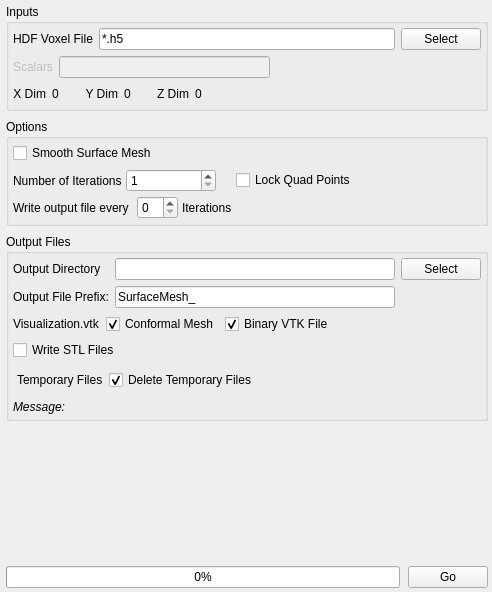
This is Source/Plugins/SurfaceMesh/UI/SurfaceMeshWidget.ui in BlueQuartzSoftware/DREAM3D as Qt 5 draws it before an edit. The edited form follows.
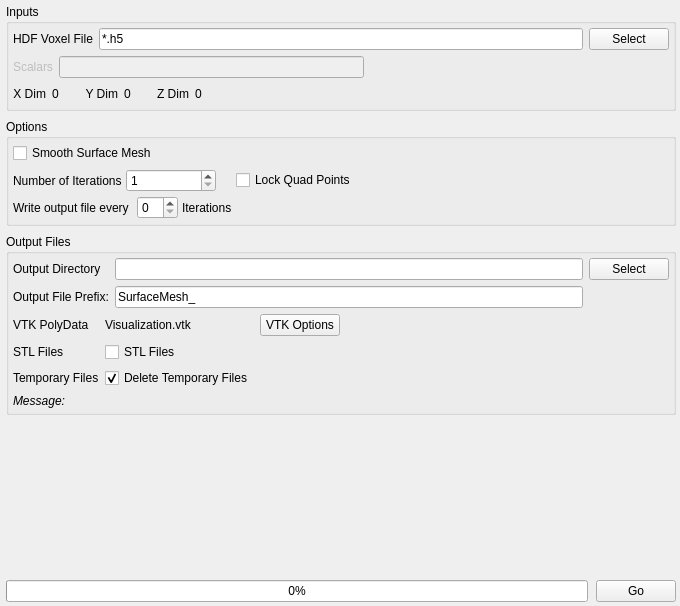
This is the edited form. Custom widgets are drawn as their Qt base class.

Commit message: Adjusting the UI of the Surface Meshing Plugin to better organize the output file options. STL output files are now named with the output prefix in addition to their grain number.

Diff of the .ui file:
```diff
--- a/Source/Plugins/SurfaceMesh/UI/SurfaceMeshWidget.ui
+++ b/Source/Plugins/SurfaceMesh/UI/SurfaceMeshWidget.ui
@@ -6,8 +6,8 @@
    <rect>
     <x>0</x>
     <y>0</y>
-    <width>492</width>
-    <height>592</height>
+    <width>680</width>
+    <height>606</height>
    </rect>
   </property>
   <property name="windowTitle">
@@ -396,41 +396,8 @@
        </layout>
       </item>
       <item>
-       <layout class="QHBoxLayout" name="horizontalLayout_3">
-        <item>
-         <widget class="QLabel" name="m_VisualizationVizFile">
-          <property name="text">
-           <string>Visualization.vtk</string>
-          </property>
-         </widget>
-        </item>
-        <item>
-         <widget class="QCheckBox" name="m_ConformalMesh">
-          <property name="toolTip">
-           <string>A Conformal Mesh only has a single copy of each triangle. If you turn this OFF then there will be 2 copies of each triangle entry, one for each grain.</string>
-          </property>
-          <property name="text">
-           <string>Conformal Mesh</string>
-          </property>
-          <property name="checked">
-           <bool>true</bool>
-          </property>
-         </widget>
-        </item>
-        <item>
-         <widget class="QCheckBox" name="m_BinaryVtkFiles">
-          <property name="enabled">
-           <bool>true</bool>
-          </property>
-          <property name="text">
-           <string>Binary VTK File</string>
-          </property>
-          <property name="checked">
-           <bool>true</bool>
-          </property>
-         </widget>
-        </item>
-        <item>
+       <layout class="QGridLayout" name="gridLayout">
+        <item row="0" column="4">
          <spacer name="horizontalSpacer_3">
           <property name="orientation">
            <enum>Qt::Horizontal</enum>
@@ -443,63 +410,42 @@
           </property>
          </spacer>
         </item>
-       </layout>
-      </item>
-      <item>
-       <layout class="QHBoxLayout" name="horizontalLayout_4">
-        <item>
-         <widget class="QCheckBox" name="m_WriteSTLFiles">
-          <property name="text">
-           <string>Write STL Files</string>
-          </property>
-         </widget>
-        </item>
-        <item>
-         <spacer name="horizontalSpacer_5">
-          <property name="orientation">
-           <enum>Qt::Horizontal</enum>
-          </property>
-          <property name="sizeType">
-           <enum>QSizePolicy::Expanding</enum>
-          </property>
-          <property name="sizeHint" stdset="0">
-           <size>
-            <width>20</width>
-            <height>20</height>
-           </size>
-          </property>
-         </spacer>
-        </item>
-       </layout>
-      </item>
-      <item>
-       <layout class="QFormLayout" name="formLayout_4">
-        <property name="fieldGrowthPolicy">
-         <enum>QFormLayout::FieldsStayAtSizeHint</enum>
-        </property>
-        <property name="labelAlignment">
-         <set>Qt::AlignCenter</set>
-        </property>
-        <property name="formAlignment">
-         <set>Qt::AlignLeading|Qt::AlignLeft|Qt::AlignTop</set>
-        </property>
-        <property name="horizontalSpacing">
-         <number>6</number>
-        </property>
-        <property name="verticalSpacing">
-         <number>6</number>
-        </property>
-        <property name="margin">
-         <number>4</number>
-        </property>
-        <item row="1" column="0">
+        <item row="2" column="0">
          <widget class="QLabel" name="label_60">
           <property name="text">
            <string>Temporary Files</string>
           </property>
          </widget>
         </item>
+        <item row="0" column="1">
+         <widget class="QLabel" name="m_VisualizationVizFile">
+          <property name="text">
+           <string>Visualization.vtk</string>
+          </property>
+         </widget>
+        </item>
+        <item row="0" column="0">
+         <widget class="QLabel" name="label_4">
+          <property name="text">
+           <string>VTK PolyData</string>
+          </property>
+         </widget>
+        </item>
+        <item row="0" column="2">
+         <widget class="QPushButton" name="m_VtkOptionsBtn">
+          <property name="text">
+           <string>VTK Options</string>
+          </property>
+         </widget>
+        </item>
         <item row="1" column="1">
+         <widget class="QCheckBox" name="m_WriteSTLFiles">
+          <property name="text">
+           <string>STL Files</string>
+          </property>
+         </widget>
+        </item>
+        <item row="2" column="1">
          <widget class="QCheckBox" name="m_DeleteTempFiles">
           <property name="text">
            <string>Delete Temporary Files</string>
@@ -509,6 +455,13 @@
           </property>
          </widget>
         </item>
+        <item row="1" column="0">
+         <widget class="QLabel" name="label_5">
+          <property name="text">
+           <string>STL Files</string>
+          </property>
+         </widget>
+        </item>
        </layout>
       </item>
       <item>
```
The commit also changes 6 other files.
